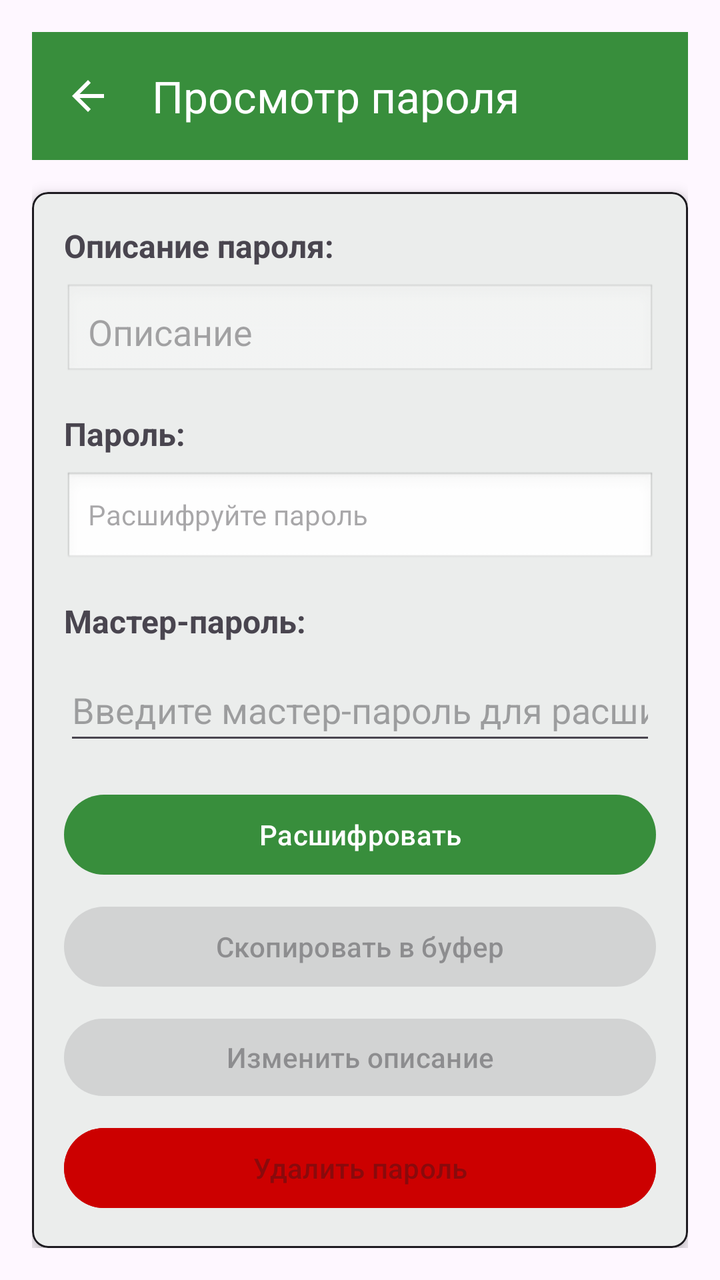
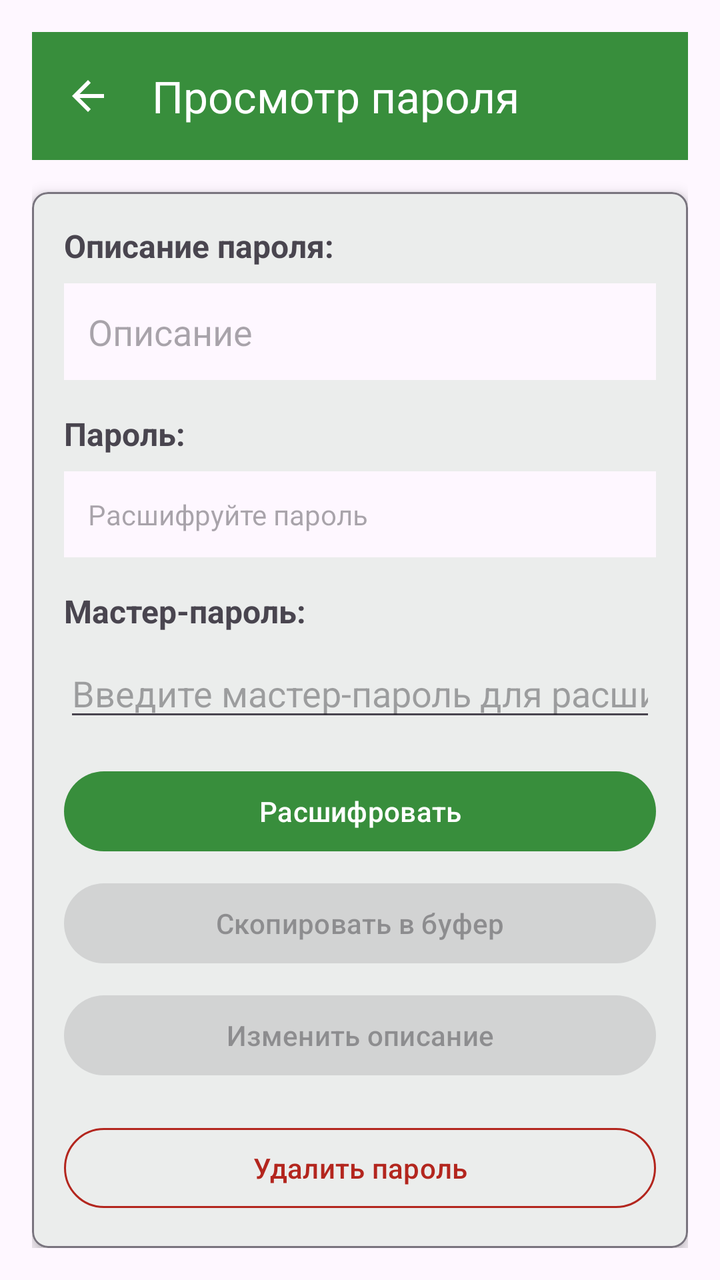

The first picture is an Android layout as it rendered before a commit; the second is the same layout after the commit. The layout source and the unified diff follow.
<!-- AndroidManifest.xml: application theme Theme.PassManager -->
<!-- res/layout/activity_show_password.xml -->
<?xml version="1.0" encoding="utf-8"?>
<androidx.drawerlayout.widget.DrawerLayout xmlns:android="http://schemas.android.com/apk/res/android"
    xmlns:app="http://schemas.android.com/apk/res-auto"
    android:layout_width="match_parent"
    android:layout_height="match_parent"
    android:fitsSystemWindows="true">

    
    <LinearLayout
        android:layout_width="match_parent"
        android:layout_height="match_parent"
        android:orientation="vertical"
        android:padding="16dp"
        android:fitsSystemWindows="true">

        <androidx.appcompat.widget.Toolbar
            android:id="@+id/toolbar"
            android:layout_width="match_parent"
            android:layout_height="?attr/actionBarSize"
            android:background="?attr/colorPrimary"
            android:theme="@style/ThemeOverlay.AppCompat.Dark.ActionBar"
            app:popupTheme="@style/ThemeOverlay.AppCompat.Light"
            app:navigationIcon="?attr/homeAsUpIndicator"
            app:title="Просмотр пароля"
            android:layout_marginBottom="16dp" />

        
        <com.google.android.material.card.MaterialCardView
            android:layout_width="match_parent"
            android:layout_height="match_parent"
            app:cardElevation="4dp"
            app:cardCornerRadius="8dp"
            app:cardBackgroundColor="?attr/colorSurface"
            app:strokeColor="?attr/colorOnSurface"
            app:strokeWidth="1dp">

            <LinearLayout
                android:layout_width="match_parent"
                android:layout_height="match_parent"
                android:orientation="vertical"
                android:padding="16dp">

                <LinearLayout
                    android:layout_width="match_parent"
                    android:layout_height="0dp"
                    android:layout_weight="1"
                    android:orientation="vertical">

                    <TextView
                        android:layout_width="match_parent"
                        android:layout_height="wrap_content"
                        android:text="Описание пароля:"
                        android:textSize="16sp"
                        android:textStyle="bold"
                        android:layout_marginBottom="8dp" />

                    <EditText
                        android:id="@+id/descriptionText"
                        android:layout_width="match_parent"
                        android:layout_height="wrap_content"
                        android:hint="Описание"
                        android:background="@android:drawable/edit_text"
                        android:padding="12dp"
                        android:layout_marginBottom="16dp"
                        android:enabled="false" />

                    <TextView
                        android:layout_width="match_parent"
                        android:layout_height="wrap_content"
                        android:text="Пароль:"
                        android:textSize="16sp"
                        android:textStyle="bold"
                        android:layout_marginBottom="8dp" />

                    <TextView
                        android:id="@+id/passwordText"
                        android:layout_width="match_parent"
                        android:layout_height="wrap_content"
                        android:hint="Расшифруйте пароль"
                        android:background="@android:drawable/edit_text"
                        android:padding="12dp"
                        android:layout_marginBottom="16dp"
                        android:visibility="visible" />

                    <TextView
                        android:layout_width="match_parent"
                        android:layout_height="wrap_content"
                        android:text="Мастер-пароль:"
                        android:textSize="16sp"
                        android:textStyle="bold"
                        android:layout_marginBottom="8dp" />

                    <EditText
                        android:id="@+id/masterPasswordEditText"
                        android:layout_width="match_parent"
                        android:layout_height="wrap_content"
                        android:hint="Введите мастер-пароль для расшифровки"
                        android:inputType="textPassword"
                        android:layout_marginBottom="16dp"
                        android:minHeight="48dp" />

                    <Button
                        android:id="@+id/decryptButton"
                        android:layout_width="match_parent"
                        android:layout_height="wrap_content"
                        android:text="Расшифровать"
                        android:layout_marginBottom="8dp" />

                    <Button
                        android:id="@+id/copyButton"
                        android:layout_width="match_parent"
                        android:layout_height="wrap_content"
                        android:text="Скопировать в буфер"
                        android:layout_marginBottom="8dp"
                        android:enabled="false"
                        android:minHeight="48dp" />

                    <Button
                        android:id="@+id/editDescriptionButton"
                        android:layout_width="match_parent"
                        android:layout_height="wrap_content"
                        android:text="Изменить описание"
                        android:enabled="false"
                        android:layout_marginBottom="8dp" />

                </LinearLayout>

                <Button
                    android:id="@+id/deletePasswordButton"
                    android:layout_width="match_parent"
                    android:layout_height="wrap_content"
                    android:text="Удалить пароль"
                    android:enabled="false"
                    android:backgroundTint="@android:color/holo_red_dark" />

            </LinearLayout>

        </com.google.android.material.card.MaterialCardView>

    </LinearLayout>

</androidx.drawerlayout.widget.DrawerLayout>
<!-- resources referenced by this layout -->
<resources>
  <style name="Theme.PassManager" parent="Theme.Material3.DayNight.NoActionBar">
          <item name="colorPrimary">@color/color_primary</item> /&gt;
      </style>
  <color name="color_primary">#388E3C</color>
</resources>

<!-- the commit's change to res/layout/activity_show_password.xml (unified diff, before → after) -->
@@ -5,7 +5,6 @@
     android:layout_height="match_parent"
     android:fitsSystemWindows="true">
 
-    
     <LinearLayout
         android:layout_width="match_parent"
         android:layout_height="match_parent"
@@ -24,14 +23,13 @@
             app:title="Просмотр пароля"
             android:layout_marginBottom="16dp" />
 
-        
         <com.google.android.material.card.MaterialCardView
             android:layout_width="match_parent"
             android:layout_height="match_parent"
             app:cardElevation="4dp"
             app:cardCornerRadius="8dp"
             app:cardBackgroundColor="?attr/colorSurface"
-            app:strokeColor="?attr/colorOnSurface"
+            app:strokeColor="?attr/colorOutline"
             app:strokeWidth="1dp">
 
             <LinearLayout
@@ -54,15 +52,19 @@
                         android:textStyle="bold"
                         android:layout_marginBottom="8dp" />
 
+                    
                     <EditText
                         android:id="@+id/descriptionText"
                         android:layout_width="match_parent"
                         android:layout_height="wrap_content"
                         android:hint="Описание"
-                        android:background="@android:drawable/edit_text"
                         android:padding="12dp"
-                        android:layout_marginBottom="16dp"
-                        android:enabled="false" />
+                        android:background="?attr/colorSurface"
+                        android:textColor="?attr/colorOnSurface"
+                        android:enabled="false"
+                        android:focusable="false"
+                        android:importantForAutofill="no"
+                        android:layout_marginBottom="16dp" />
 
                     <TextView
                         android:layout_width="match_parent"
@@ -77,10 +79,11 @@
                         android:layout_width="match_parent"
                         android:layout_height="wrap_content"
                         android:hint="Расшифруйте пароль"
-                        android:background="@android:drawable/edit_text"
                         android:padding="12dp"
-                        android:layout_marginBottom="16dp"
-                        android:visibility="visible" />
+                        android:background="?attr/colorSurface"
+                        android:textColor="?attr/colorOnSurface"
+                        android:textIsSelectable="true"
+                        android:layout_marginBottom="16dp" />
 
                     <TextView
                         android:layout_width="match_parent"
@@ -96,8 +99,8 @@
                         android:layout_height="wrap_content"
                         android:hint="Введите мастер-пароль для расшифровки"
                         android:inputType="textPassword"
-                        android:layout_marginBottom="16dp"
-                        android:minHeight="48dp" />
+                        android:importantForAutofill="no"
+                        android:layout_marginBottom="16dp" />
 
                     <Button
                         android:id="@+id/decryptButton"
@@ -111,9 +114,8 @@
                         android:layout_width="match_parent"
                         android:layout_height="wrap_content"
                         android:text="Скопировать в буфер"
-                        android:layout_marginBottom="8dp"
                         android:enabled="false"
-                        android:minHeight="48dp" />
+                        android:layout_marginBottom="8dp" />
 
                     <Button
                         android:id="@+id/editDescriptionButton"
@@ -127,11 +129,13 @@
 
                 <Button
                     android:id="@+id/deletePasswordButton"
+                    style="@style/Widget.Material3.Button.OutlinedButton"
                     android:layout_width="match_parent"
                     android:layout_height="wrap_content"
                     android:text="Удалить пароль"
                     android:enabled="false"
-                    android:backgroundTint="@android:color/holo_red_dark" />
+                    android:textColor="?attr/colorError"
+                    app:strokeColor="?attr/colorError" />
 
             </LinearLayout>
 
